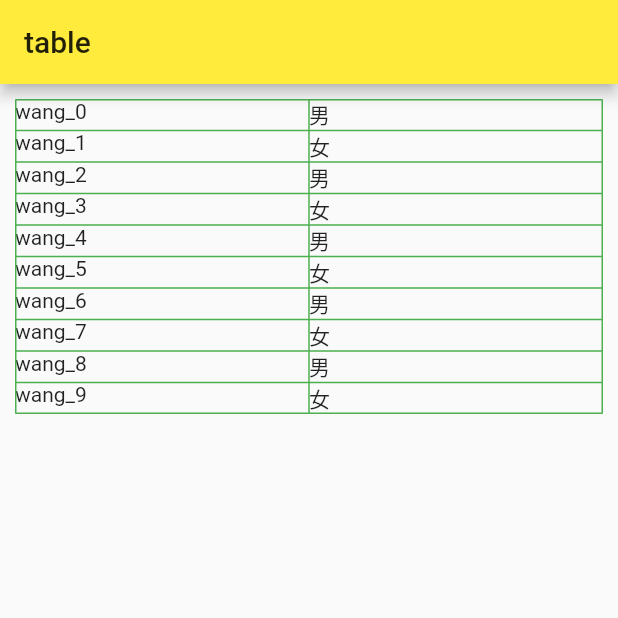
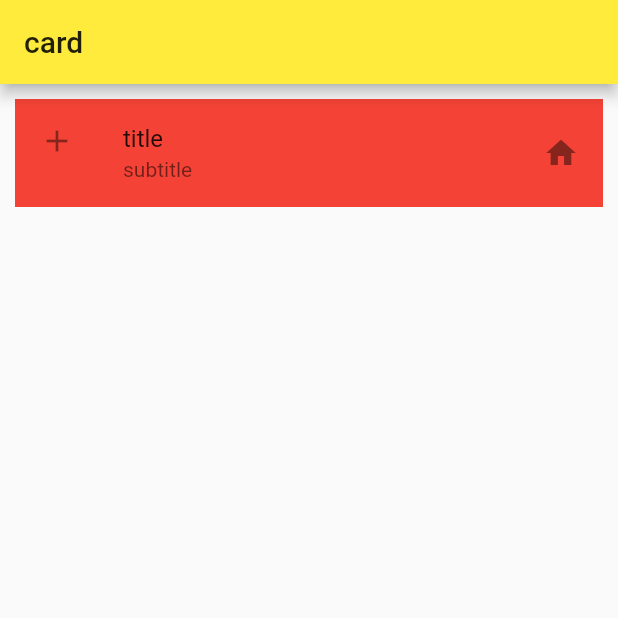
Before and after one commit to abuzzworld/zxx_flutter_1, a Flutter app: the screen it shows after launch, on a phone screen of 412 x 824 dp, the top half of it. Run offline on Flutter 3.47's test engine with Material 2 defaults, Android fonts, the phone set to English and light mode, and no system bars.

Commit message:
feat(location): card \ ListTile

```diff
--- a/lib/main.dart
+++ b/lib/main.dart
@@ -3,6 +3,7 @@ import 'dart:developer';
 import 'package:flutter/material.dart';
 import 'package:zxx_flutter_1/widgets/alertdialog_demo.dart';
 import 'package:zxx_flutter_1/widgets/bottom_navigator.dart';
+import 'package:zxx_flutter_1/widgets/card_demo.dart';
 import 'package:zxx_flutter_1/widgets/demo_01.dart';
 import 'package:zxx_flutter_1/widgets/demo_02.dart';
 import 'package:zxx_flutter_1/widgets/girdview_demo.dart';
@@ -35,10 +36,11 @@ class MyApp extends StatelessWidget {
         "girdview": (context) => GirdviewDemo(),
         "alergdialog": (context) => AlertDialogDemo(),
         "table": (context) => TableDemo(),
+        "card": (context) => CardDemo(),
         // "menu": (context) => MenuPage(),
       },
       // initialRoute: "layout", // (初始路由)重置主页
-      initialRoute: "table", // (初始路由)重置主页
+      initialRoute: "card", // (初始路由)重置主页
 
       // 路由拦截
       onGenerateRoute: (settings) {
--- /dev/null
+++ b/lib/widgets/card_demo.dart
@@ -0,0 +1,78 @@
+import 'package:flutter/material.dart';
+
+class CardDemo extends StatefulWidget {
+  const CardDemo({Key? key}) : super(key: key);
+
+  @override
+  _CardDemoState createState() => _CardDemoState();
+}
+
+class _CardDemoState extends State<CardDemo> {
+  var _list = <Map>[];
+
+  @override
+  void initState() {
+    // TODO: implement initState
+
+    for (var i = 0; i < 10; i++) {
+      _list.add({
+        "age": 10 + i,
+        "name": "wang_" + i.toString(),
+      });
+    }
+  }
+
+  Widget _itemBuilder(BuildContext context, int index) {
+    return Card(
+      // color: Colors.red,
+      // shadowColor: Colors.green,
+      elevation: 10,
+      child: Column(
+        children: [
+          SizedBox(height: 8),
+          Text(_list[index]["name"]),
+          SizedBox(height: 8),
+          Text(_list[index]["age"].toString()),
+          SizedBox(height: 8),
+        ],
+      ),
+    );
+  }
+
+  @override
+  Widget build(BuildContext context) {
+    return Scaffold(
+      appBar: AppBar(title: Text("card")),
+      body: Padding(
+        padding: EdgeInsets.all(10),
+        // child: ListView(
+        //   children: [
+        //     Card(
+        //       child: Container(
+        //         width: double.infinity,
+        //         height: 200,
+        //       ),
+        //     ),
+        //   ],
+        // ),
+
+        // child: ListView.builder(
+        //   itemBuilder: _itemBuilder,
+        //   itemCount: _list.length,
+        // ),
+
+        child: ListView(
+          children: [
+            ListTile(
+              title: Text("title"),
+              tileColor: Colors.red,
+              subtitle: Text("subtitle"),
+              leading: Icon(Icons.add),
+              trailing: Icon(Icons.home),
+            ),
+          ],
+        ),
+      ),
+    );
+  }
+}
```
Also changed, not shown: lib/widgets/table_demo.dart (+87 -9 lines).
